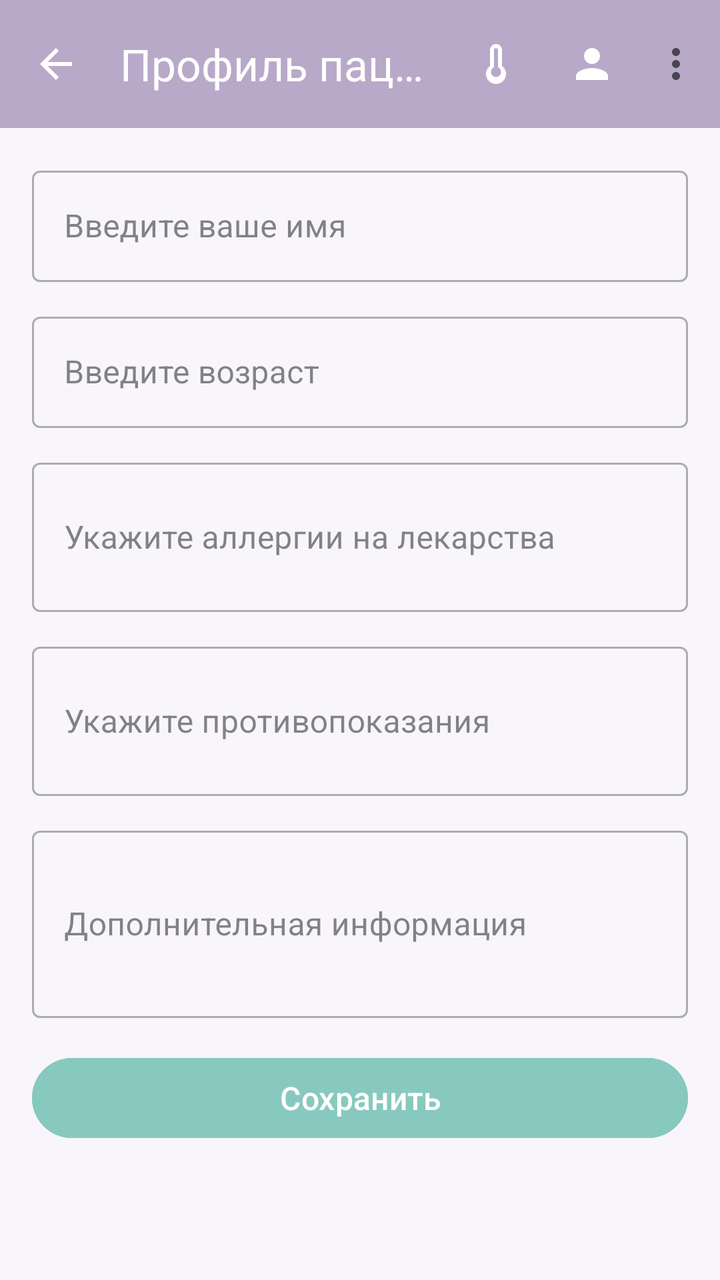
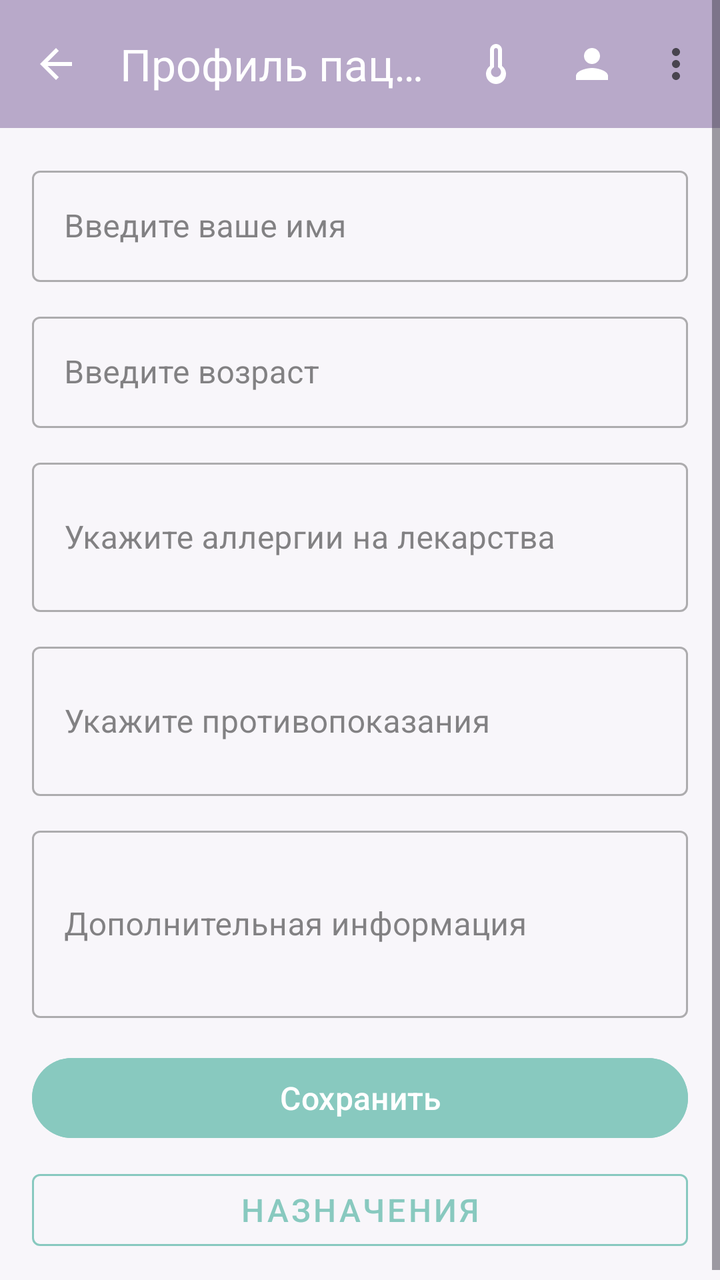

Two renders of the same Android screen: before a commit and after it. Below are the layout's source before the change and the commit's diff.
<!-- AndroidManifest.xml: application theme Theme.Pillulkin -->
<!-- res/layout/fragment_patient_profile.xml -->
<?xml version="1.0" encoding="utf-8"?>
<ScrollView 
    xmlns:android="http://schemas.android.com/apk/res/android"
    xmlns:app="http://schemas.android.com/apk/res-auto"
    android:layout_width="match_parent"
    android:layout_height="match_parent"
    android:background="@color/background">

    <LinearLayout
        android:layout_width="match_parent"
        android:layout_height="wrap_content"
        android:orientation="vertical">

        <com.google.android.material.appbar.MaterialToolbar
            android:id="@+id/toolbar"
            android:layout_width="match_parent"
            android:layout_height="?attr/actionBarSize"
            android:background="@color/primary"
            app:title="@string/profile_title"
            app:titleTextColor="@color/on_primary"
            app:navigationIcon="@drawable/ic_arrow_back"
            app:navigationIconTint="@color/on_primary"
            app:menu="@menu/menu_patient" />

        <LinearLayout
            android:layout_width="match_parent"
            android:layout_height="wrap_content"
            android:orientation="vertical"
            android:padding="16dp">

            <com.google.android.material.textfield.TextInputLayout
                style="@style/Widget.MaterialComponents.TextInputLayout.OutlinedBox"
                android:layout_width="match_parent"
                android:layout_height="wrap_content"
                android:layout_marginBottom="12dp">

                <com.google.android.material.textfield.TextInputEditText
                    android:id="@+id/etName"
                    android:layout_width="match_parent"
                    android:layout_height="wrap_content"
                    android:inputType="textPersonName"
                    android:hint="@string/profile_name_hint" />
            </com.google.android.material.textfield.TextInputLayout>

            <com.google.android.material.textfield.TextInputLayout
                style="@style/Widget.MaterialComponents.TextInputLayout.OutlinedBox"
                android:layout_width="match_parent"
                android:layout_height="wrap_content"
                android:layout_marginBottom="12dp">

                <com.google.android.material.textfield.TextInputEditText
                    android:id="@+id/etAge"
                    android:layout_width="match_parent"
                    android:layout_height="wrap_content"
                    android:inputType="number"
                    android:hint="@string/profile_age_hint" />
            </com.google.android.material.textfield.TextInputLayout>

            <com.google.android.material.textfield.TextInputLayout
                style="@style/Widget.MaterialComponents.TextInputLayout.OutlinedBox"
                android:layout_width="match_parent"
                android:layout_height="wrap_content"
                android:layout_marginBottom="12dp">

                <com.google.android.material.textfield.TextInputEditText
                    android:id="@+id/etAllergies"
                    android:layout_width="match_parent"
                    android:layout_height="wrap_content"
                    android:inputType="textMultiLine"
                    android:minLines="2"
                    android:hint="@string/profile_allergies_hint" />
            </com.google.android.material.textfield.TextInputLayout>

            <com.google.android.material.textfield.TextInputLayout
                style="@style/Widget.MaterialComponents.TextInputLayout.OutlinedBox"
                android:layout_width="match_parent"
                android:layout_height="wrap_content"
                android:layout_marginBottom="12dp">

                <com.google.android.material.textfield.TextInputEditText
                    android:id="@+id/etContraindications"
                    android:layout_width="match_parent"
                    android:layout_height="wrap_content"
                    android:inputType="textMultiLine"
                    android:minLines="2"
                    android:hint="@string/profile_contraindications_hint" />
            </com.google.android.material.textfield.TextInputLayout>

            <com.google.android.material.textfield.TextInputLayout
                style="@style/Widget.MaterialComponents.TextInputLayout.OutlinedBox"
                android:layout_width="match_parent"
                android:layout_height="wrap_content"
                android:layout_marginBottom="16dp">

                <com.google.android.material.textfield.TextInputEditText
                    android:id="@+id/etNotes"
                    android:layout_width="match_parent"
                    android:layout_height="wrap_content"
                    android:inputType="textMultiLine"
                    android:minLines="3"
                    android:hint="@string/profile_notes_hint" />
            </com.google.android.material.textfield.TextInputLayout>

            <com.google.android.material.button.MaterialButton
                android:id="@+id/btnSave"
                android:layout_width="match_parent"
                android:layout_height="wrap_content"
                android:text="@string/save"
                android:textSize="16sp"
                android:backgroundTint="@color/secondary" />

        </LinearLayout>
    </LinearLayout>
</ScrollView>
<!-- resources referenced by this layout -->
<resources>
  <color name="background">#F8F6FA</color>
  <color name="on_primary">#FFFFFFFF</color>
  <color name="primary">#B8A9C9</color>
  <color name="secondary">#88C9BF</color>
  <!-- drawable ic_arrow_back (drawable) -->
  <vector xmlns:android="http://schemas.android.com/apk/res/android"
      android:width="24dp"
      android:height="24dp"
      android:viewportWidth="24"
      android:viewportHeight="24">
      <path
          android:fillColor="#FFFFFFFF"
          android:pathData="M20,11H7.83l5.59,-5.59L12,4l-8,8 8,8 1.41,-1.41L7.83,13H20v-2z" />
  </vector>
  <string name="profile_age_hint">Введите возраст</string>
  <string name="profile_allergies_hint">Укажите аллергии на лекарства</string>
  <string name="profile_contraindications_hint">Укажите противопоказания</string>
  <string name="profile_name_hint">Введите ваше имя</string>
  <string name="profile_notes_hint">Дополнительная информация</string>
  <string name="profile_title">Профиль пациента</string>
  <string name="save">Сохранить</string>
  <style name="Theme.Pillulkin" parent="Base.Theme.Pillulkin" />
  <style name="Base.Theme.Pillulkin" parent="Theme.Material3.DayNight.NoActionBar">
          <item name="colorPrimary">@color/primary</item>
          <item name="colorPrimaryDark">@color/primary_dark</item>
          <item name="colorSecondary">@color/secondary</item>
          <item name="colorTertiary">@color/tertiary</item>
          <item name="android:colorBackground">@color/background</item>
          <item name="colorSurface">@color/surface</item>
          <item name="colorError">@color/error</item>
          <item name="colorOnPrimary">@color/on_primary</item>
          <item name="colorOnSecondary">@color/on_secondary</item>
          <item name="colorOnBackground">@color/on_background</item>
          <item name="colorOnSurface">@color/on_surface</item>
          <item name="colorOnError">@color/on_error</item>
      </style>
  <color name="primary_dark">#9B8BB8</color>
  <color name="tertiary">#A8D5A2</color>
  <color name="surface">#FFFFFFFF</color>
  <color name="error">#E57373</color>
  <color name="on_secondary">#FFFFFFFF</color>
  <color name="on_background">#FF333333</color>
  <color name="on_surface">#FF333333</color>
  <color name="on_error">#FFFFFFFF</color>
</resources>

<!-- the commit's change to res/layout/fragment_patient_profile.xml (unified diff, before → after) -->
@@ -109,6 +109,17 @@
                 android:textSize="16sp"
                 android:backgroundTint="@color/secondary" />
 
+            <com.google.android.material.button.MaterialButton
+                android:id="@+id/btnPrescriptions"
+                style="@style/Widget.MaterialComponents.Button.OutlinedButton"
+                android:layout_width="match_parent"
+                android:layout_height="wrap_content"
+                android:layout_marginTop="8dp"
+                android:text="@string/prescriptions_title"
+                android:textSize="16sp"
+                app:strokeColor="@color/secondary"
+                android:textColor="@color/secondary" />
+
         </LinearLayout>
     </LinearLayout>
 </ScrollView>
<!-- resource entries referenced after the edit -->
@@ -14,6 +14,7 @@
           android:fillColor="#FFFFFFFF"
           android:pathData="M20,11H7.83l5.59,-5.59L12,4l-8,8 8,8 1.41,-1.41L7.83,13H20v-2z" />
   </vector>
+  <string name="prescriptions_title">Назначения</string>
   <string name="profile_age_hint">Введите возраст</string>
   <string name="profile_allergies_hint">Укажите аллергии на лекарства</string>
   <string name="profile_contraindications_hint">Укажите противопоказания</string>
